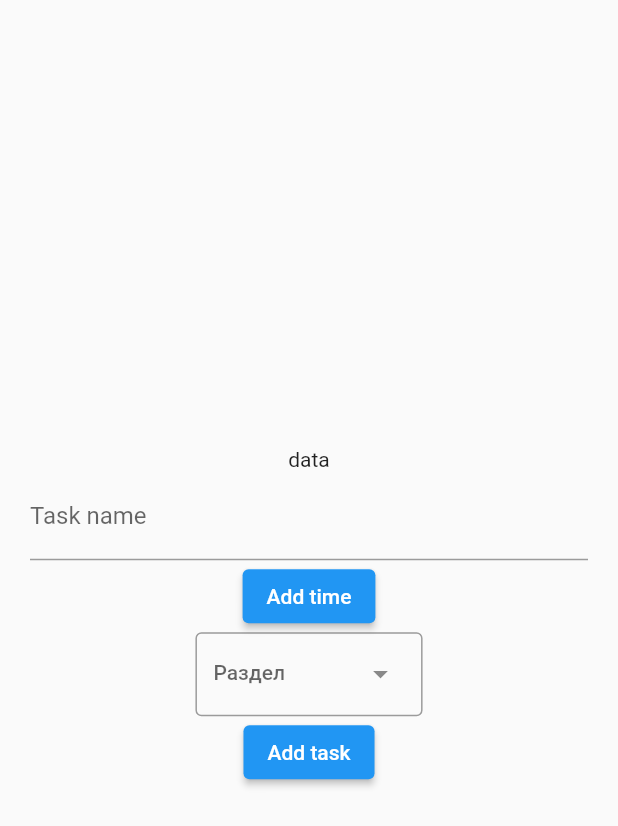
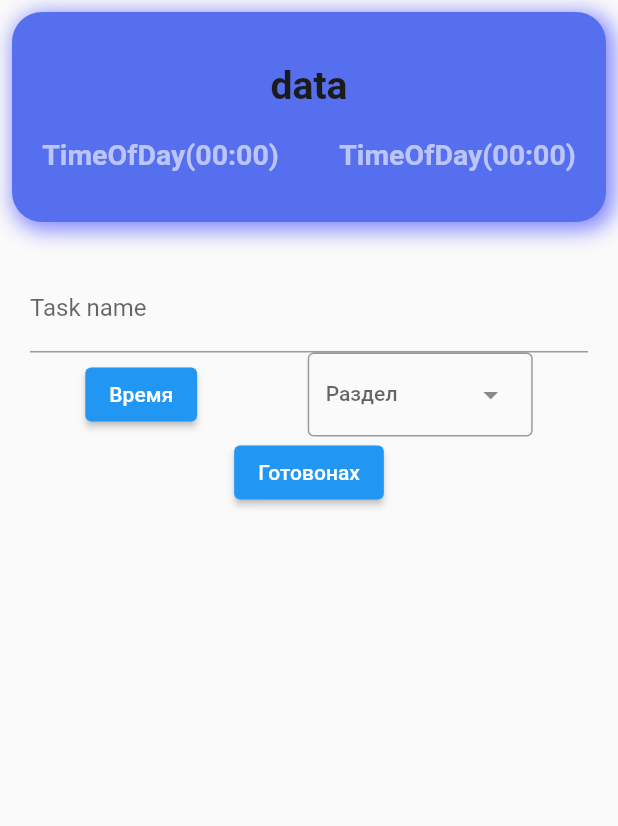
Before and after one commit to kola1332/task_manager, a Flutter app: the screen it shows after launch, after a tap on the "add" icon, on a phone screen of 412 x 824 dp. Shown: the top 826 px of the screen. Run offline on Flutter 3.47's test engine with Material 2 defaults, Android fonts, the phone set to English and light mode, and no system bars; our stand-ins replace dotted_border, timeline_tile.

Commit message:
фывфывфыв

```diff
--- a/lib/screens/task/add_task.dart
+++ b/lib/screens/task/add_task.dart
@@ -2,10 +2,11 @@ import 'package:flutter/material.dart';
 
 import '../../models/task.dart';
 
+
 class AddTask extends StatefulWidget {
   TextEditingController controller = TextEditingController();
-  final List<Task> tasksList;
-  AddTask(this.tasksList);
+  List<Task> tasks;
+  AddTask(this.tasks);
 
   @override
   State<AddTask> createState() => _AddTaskState();
@@ -31,30 +32,90 @@ class _AddTaskState extends State<AddTask> {
   @override
   Widget build(BuildContext context) {
     Map<String, dynamic> newDesk = {};
-    final Task newTask = Task();
+    // final Task newTask = Task();
     final List<DropdownMenuEntry<Chapsters>> tasks =
         <DropdownMenuEntry<Chapsters>>[];
-    for (final Task color in widget.tasksList) {
-      if (color.title != null) {
-        tasks.add(DropdownMenuEntry<Chapsters>(
-          value: Chapsters(color.title!),
-          label: color.title!,
-        ));
-      }
-    }
+    final List<DropdownMenuEntry<Chapsters>> colorEntries =
+        <DropdownMenuEntry<Chapsters>>[];
+    // for (final Task color in widget.tasks) {
+    //   if (color.title != null) {
+    //     Chapsters chapsters = Chapsters(color.title!);
+    //     tasks.add(DropdownMenuEntry<Chapsters>(
+    //         value: chapsters, label: color.title!));
+    //   }
+    // }
+    // for (final String color in Sections) {
+    //   colorEntries.add(DropdownMenuEntry<Sections>(
+    //       value: color, label: color.));
+    // }
+
     return Scaffold(
         body: SafeArea(
-          child: Center(
+      child: Expanded(
+        child: ListView(
+          children: [
+            Container(
+              margin: EdgeInsets.all(8),
+              height: 140,
+              decoration: BoxDecoration(
+                color: Color.fromARGB(255, 85, 111, 239),
+                borderRadius: BorderRadius.circular(20),
+                boxShadow: [
+                  BoxShadow(
+                    color: Color.fromARGB(255, 7, 15, 255).withOpacity(0.5),
+                    spreadRadius: 2,
+                    blurRadius: 12,
+                    offset: const Offset(3, 3),
+                  ),
+                ],
+              ),
+              child: Column(
+                mainAxisAlignment: MainAxisAlignment.center,
+                crossAxisAlignment: CrossAxisAlignment.center,
+                children: [
+                  Text(
+                    '$data',
+                    style: TextStyle(
+                      color: Color.fromARGB(255, 27, 27, 27),
+                      fontSize: 26,
+                      fontWeight: FontWeight.bold,
+                    ),
+                  ),
+                  const SizedBox(height: 20),
+                  Row(mainAxisAlignment: MainAxisAlignment.spaceAround,
+                    children: [Text(
+                        '$_time',
+                        style: const TextStyle(
+                          color: Colors.white60,
+                          fontSize: 19,
+                          fontWeight: FontWeight.bold,
+                        ),
+                      ),
+                      Text(
+                        '$_time',
+                        style: const TextStyle(
+                          color: Colors.white60,
+                          fontSize: 19,
+                          fontWeight: FontWeight.bold,
+                        ),
+                      ),
+                    ],
+                  ),
+                ],
+              ),
+            ),
+            Center(
               child: Container(
                   padding: const EdgeInsets.all(20),
                   child: Column(
                     mainAxisAlignment: MainAxisAlignment.center,
                     children: [
-                Text(data),
                       TextField(
                         controller: widget.controller,
                         decoration: const InputDecoration(
+
                           labelText: 'Task name',
+
                         ),
                         onSubmitted: (String name) {
                           setState(() {
@@ -62,53 +123,66 @@ class _AddTaskState extends State<AddTask> {
                             newDesk['title'] = name;
                           });
                         },
-                  // onEditingComplete: () {
-                  //   setState(() {
-                  //     data = widget.controller.text;
-                  //   });
-                  // },
                       ),
+                      Row(mainAxisAlignment: MainAxisAlignment.spaceAround,
+                        children: [
                           ElevatedButton(
                             onPressed: () {
                               _selectTime();
                               newDesk['time'] = _time.toString();
+
                             },
-                  child: const Text('Add time'),
+                            child: const Text('Время'),
                           ),
-                // TextFormField(
-                //   decoration: const InputDecoration(
-                //     icon: Icon(Icons.favorite),
-                //     labelText: 'Task name',
-                //     labelStyle: TextStyle(
-                //       color: Color(0xFF6200EE),
-                //     ),
-                //     // helperText: 'Helper text',
-                //     // suffixIcon: Icon(Icons.check_circle),
-                //     enabledBorder: UnderlineInputBorder(
-                //       borderSide: BorderSide(color: Color(0xFF6200EE)),
-                //     ),
-                //   ),
-                // ),
                           DropdownMenu<Chapsters>(
-                  dropdownMenuEntries: tasks,
+                            width:  150,
+                            dropdownMenuEntries: colorEntries,
                             enableSearch: false,
                             enableFilter: false,
-                  label: Text('Раздел'),
+                            label: Text("Раздел"),
                           ),
-                ElevatedButton(
-                  onPressed: () {
-                    print('${newDesk['title']} ${newDesk['time']}');
-                  },
-                  child: const Text('Add task'),
+
+                        ],
+                      ),ElevatedButton(
+                            onPressed: () {},
+                            child: const Text('Готовонах'),
                           ),
                     ],
                   )),
-      )),
+            ),
+          ],
+        ),
+      ),
+    ));
+  }
+}
+
+enum Sections {
+  personal('Personal'),
+  work('Work'),
+  health('Health');
+
+  const Sections(
+    this.label,
   );
-  }
+  final String label;
+// int index;
 }
 
 class Chapsters {
   final String label;
+
   Chapsters(this.label);
 }
+
+enum ColorLabel {
+  blue('Blue', Colors.red),
+  pink('Pink', Colors.pink),
+  green('Green', Colors.green),
+  yellow('Yellow', Colors.yellow),
+  grey('Grey', Colors.grey);
+
+  const ColorLabel(this.label, this.color);
+  final String label;
+  final Color color;
+}
--- a/pubspec.yaml
+++ b/pubspec.yaml
@@ -4,7 +4,7 @@ publish_to: 'none'
 version: 0.1.0
 
 environment:
-  sdk: '>=2.19.6 <3.0.0'
+  sdk: '>=2.19.0 <3.0.0'
 
 dependencies:
   dotted_border: ^2.0.0+3
```
Also changed, not shown: pubspec.lock. Lines whose indentation alone changed are shown as unchanged.
